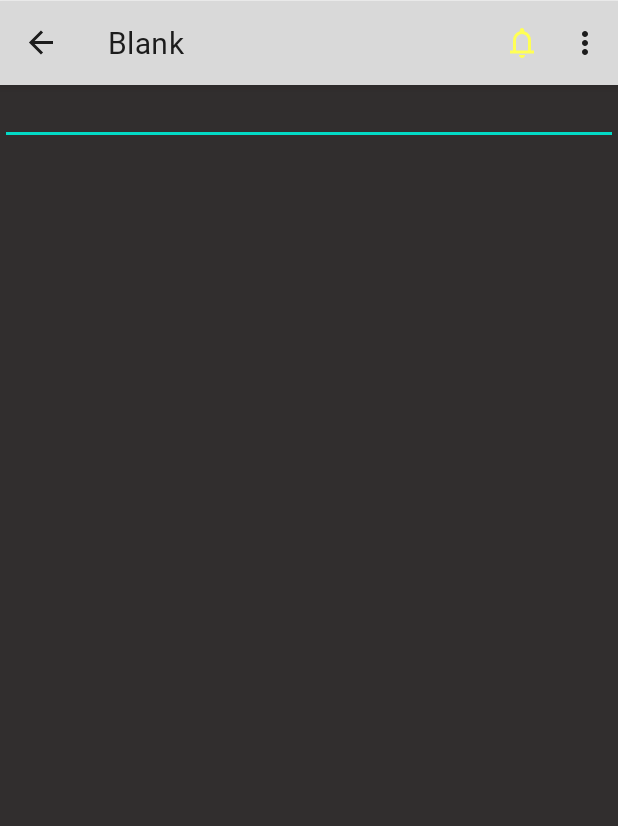
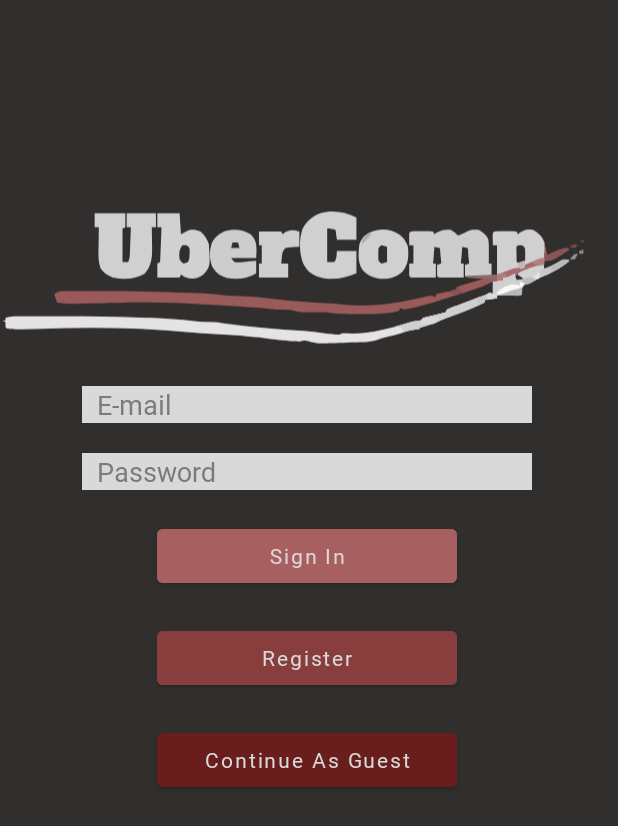
Before and after one commit to kzi-nastava/mrs-team10-IBN, an Android app: the screen it shows after launch (HomeActivity before the commit, LoginActivity after it), on a phone screen of 412 x 824 dp. Shown: the top 826 px of the screen. Run offline under Robolectric (Android 15) with nearby library versions, the light colour scheme and no system bars.

Commit message:
[ADD] Login Activity UI implemented

```diff
--- a/MOBILNE/app/src/main/AndroidManifest.xml
+++ b/MOBILNE/app/src/main/AndroidManifest.xml
@@ -12,7 +12,10 @@
         android:supportsRtl="true"
         android:theme="@style/Theme.UberCorp">
         <activity
-            android:name=".activities.HomeActivity"
+            android:name=".activities.RegisterActivity"
+            android:exported="false" />
+        <activity
+            android:name=".activities.LoginActivity"
             android:exported="true">
             <intent-filter>
                 <action android:name="android.intent.action.MAIN" />
@@ -20,6 +23,9 @@
                 <category android:name="android.intent.category.LAUNCHER" />
             </intent-filter>
         </activity>
+        <activity
+            android:name=".activities.HomeActivity"
+            android:exported="true"></activity>
     </application>
 
 </manifest>
--- /dev/null
+++ b/MOBILNE/app/src/main/java/com/example/ubercorp/activities/LoginActivity.java
@@ -0,0 +1,56 @@
+package com.example.ubercorp.activities;
+
+import android.content.Intent;
+import android.os.Bundle;
+import android.widget.Button;
+import android.widget.EditText;
+import android.widget.Toast;
+
+import androidx.activity.EdgeToEdge;
+import androidx.appcompat.app.AppCompatActivity;
+import androidx.core.graphics.Insets;
+import androidx.core.view.ViewCompat;
+import androidx.core.view.WindowInsetsCompat;
+
+import com.example.ubercorp.R;
+
+public class LoginActivity extends AppCompatActivity {
+
+    @Override
+    protected void onCreate(Bundle savedInstanceState) {
+        super.onCreate(savedInstanceState);
+        EdgeToEdge.enable(this);
+        setContentView(R.layout.activity_login);
+        ViewCompat.setOnApplyWindowInsetsListener(findViewById(R.id.main), (v, insets) -> {
+            Insets systemBars = insets.getInsets(WindowInsetsCompat.Type.systemBars());
+            v.setPadding(systemBars.left, systemBars.top, systemBars.right, systemBars.bottom);
+            return insets;
+        });
+
+        EditText emailField = findViewById(R.id.emailField);
+        EditText passwordField = findViewById(R.id.passwordField);
+
+        Button loginButton = findViewById(R.id.loginButton);
+        loginButton.setOnClickListener((v) -> {
+            Intent intent = new Intent(LoginActivity.this, HomeActivity.class);
+            String popupText = "Email: " + emailField.getText() + "\n" + "Password: " + passwordField.getText();
+            Toast toast = Toast.makeText(getApplicationContext(), popupText, Toast.LENGTH_SHORT);
+            toast.show();
+            startActivity(intent);
+            this.finish();
+        });
+
+        Button registerButton = findViewById(R.id.registerButton);
+        registerButton.setOnClickListener((v) -> {
+            Intent intent = new Intent(LoginActivity.this, RegisterActivity.class);
+            startActivity(intent);
+        });
+
+        Button continueButton = findViewById(R.id.continueButton);
+        continueButton.setOnClickListener((v) -> {
+            Intent intent = new Intent(LoginActivity.this, HomeActivity.class);
+            startActivity(intent);
+            this.finish();
+        });
+    }
+}
--- /dev/null
+++ b/MOBILNE/app/src/main/java/com/example/ubercorp/activities/RegisterActivity.java
@@ -0,0 +1,26 @@
+package com.example.ubercorp.activities;
+
+import android.os.Bundle;
+
+import androidx.activity.EdgeToEdge;
+import androidx.appcompat.app.AppCompatActivity;
+import androidx.core.graphics.Insets;
+import androidx.core.view.ViewCompat;
+import androidx.core.view.WindowInsetsCompat;
+
+import com.example.ubercorp.R;
+
+public class RegisterActivity extends AppCompatActivity {
+
+    @Override
+    protected void onCreate(Bundle savedInstanceState) {
+        super.onCreate(savedInstanceState);
+        EdgeToEdge.enable(this);
+        setContentView(R.layout.activity_register);
+        ViewCompat.setOnApplyWindowInsetsListener(findViewById(R.id.main), (v, insets) -> {
+            Insets systemBars = insets.getInsets(WindowInsetsCompat.Type.systemBars());
+            v.setPadding(systemBars.left, systemBars.top, systemBars.right, systemBars.bottom);
+            return insets;
+        });
+    }
+}
--- /dev/null
+++ b/MOBILNE/app/src/main/res/layout/activity_login.xml
@@ -0,0 +1,83 @@
+<?xml version="1.0" encoding="utf-8"?>
+<androidx.constraintlayout.widget.ConstraintLayout xmlns:android="http://schemas.android.com/apk/res/android"
+    xmlns:app="http://schemas.android.com/apk/res-auto"
+    xmlns:tools="http://schemas.android.com/tools"
+    android:id="@+id/main"
+    android:layout_width="match_parent"
+    android:layout_height="match_parent"
+    android:background="@color/background"
+    tools:context=".activities.LoginActivity">
+
+    <LinearLayout
+        android:paddingTop="100dp"
+        android:layout_width="409dp"
+        android:layout_height="wrap_content"
+        android:orientation="vertical"
+        android:gravity="center"
+        tools:layout_editor_absoluteX="1dp"
+        tools:layout_editor_absoluteY="1dp">
+
+        <ImageView
+            android:id="@+id/imageView2"
+            android:layout_width="match_parent"
+            android:layout_height="wrap_content"
+            android:src="@drawable/logo" />
+
+        <EditText
+            android:layout_marginTop="20dp"
+            android:id="@+id/emailField"
+            android:layout_width="300dp"
+            android:layout_height="wrap_content"
+            android:ems="10"
+            android:inputType="text"
+            android:hint="E-mail"
+            android:background="@color/white"
+            android:textColor="@color/black"
+            android:textColorHint="@color/form_text_gray"
+            android:paddingLeft="10dp" />
+
+        <EditText
+            android:id="@+id/passwordField"
+            android:layout_width="300dp"
+            android:layout_height="wrap_content"
+            android:layout_marginTop="20dp"
+            android:ems="10"
+            android:inputType="textPassword"
+            android:hint="Password"
+            android:background="@color/white"
+            android:textColor="@color/black"
+            android:textColorHint="@color/form_text_gray"
+            android:paddingLeft="10dp" />
+
+        <Button
+            android:layout_marginTop="20dp"
+            android:id="@+id/loginButton"
+            android:layout_width="200dp"
+            android:layout_height="wrap_content"
+            android:text="Sign In"
+            android:backgroundTint="@color/btn_color_1"
+            android:textAllCaps="false" />
+
+        <Button
+            android:layout_marginTop="20dp"
+            android:id="@+id/registerButton"
+            android:layout_width="200dp"
+            android:layout_height="wrap_content"
+            android:text="Register"
+            android:backgroundTint="@color/btn_color_3"
+            android:textAllCaps="false" />
+
+        <Button
+            android:layout_marginTop="20dp"
+            android:id="@+id/continueButton"
+            android:layout_width="200dp"
+            android:layout_height="wrap_content"
+            android:text="Continue As Guest"
+            android:backgroundTint="@color/btn_color_2"
+            android:fontFamily="@font/mandali_regular"
+            android:textAllCaps="false" />
+
+
+
+    </LinearLayout>
+</androidx.constraintlayout.widget.ConstraintLayout>
--- /dev/null
+++ b/MOBILNE/app/src/main/res/layout/activity_register.xml
@@ -0,0 +1,10 @@
+<?xml version="1.0" encoding="utf-8"?>
+<androidx.constraintlayout.widget.ConstraintLayout xmlns:android="http://schemas.android.com/apk/res/android"
+    xmlns:app="http://schemas.android.com/apk/res-auto"
+    xmlns:tools="http://schemas.android.com/tools"
+    android:id="@+id/main"
+    android:layout_width="match_parent"
+    android:layout_height="match_parent"
+    tools:context=".activities.RegisterActivity">
+
+</androidx.constraintlayout.widget.ConstraintLayout>
--- a/MOBILNE/app/src/main/res/values/colors.xml
+++ b/MOBILNE/app/src/main/res/values/colors.xml
@@ -3,4 +3,8 @@
     <color name="background">#312E2E</color>
     <color name="black">#FF000000</color>
     <color name="white">#D9D9D9</color>
+    <color name="form_text_gray">#7E7A7A</color>
+    <color name="btn_color_1">#A85F5F</color>
+    <color name="btn_color_2">#691D1D</color>
+    <color name="btn_color_3">#893E3E</color>
 </resources>
```
